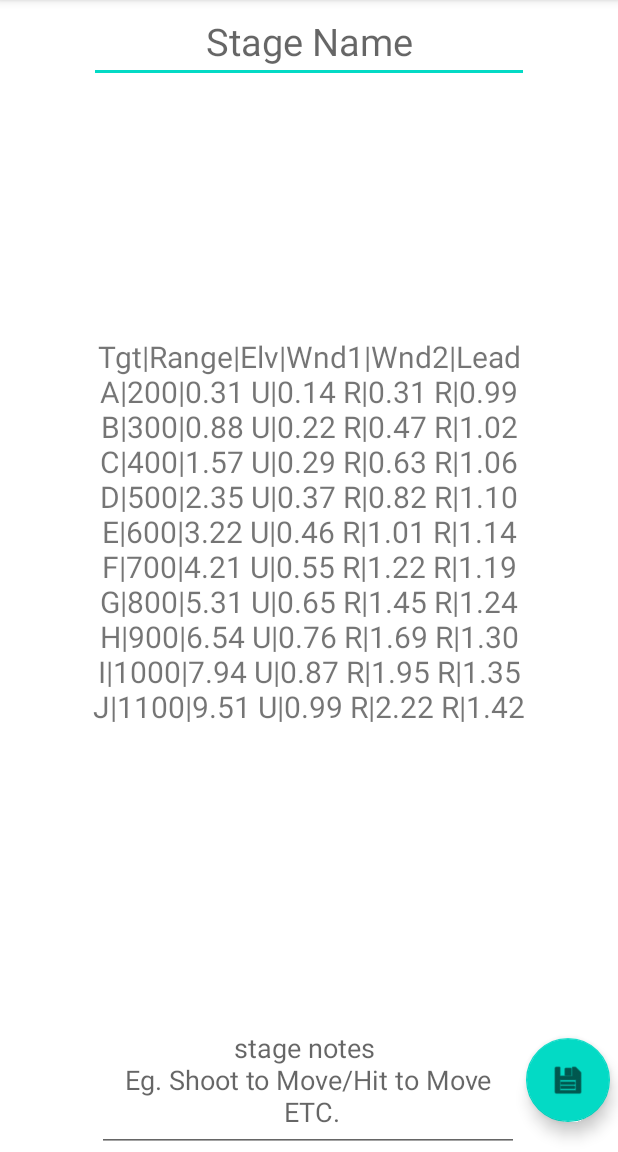
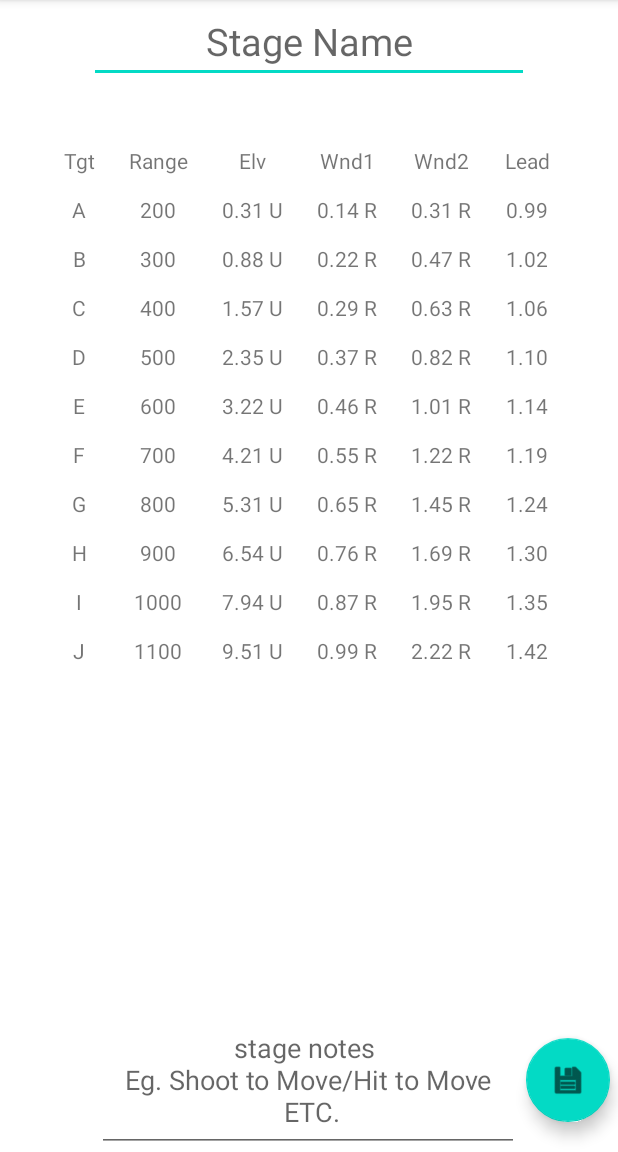
Before and after one commit to Jgriffiths92/Open_E-Reloading-Assistant, an Android app: the fragment HomeFragment shown on its own in the app's theme, on a phone screen of 412 x 824 dp, the part 84-1236 px from its top. Run offline under Robolectric (Android 15) with nearby library versions, the phone set to English and light mode, and no system bars.

Commit message:
some data beautification

```diff
--- a/app/src/main/java/com/example/opene_dope/ui/home/HomeFragment.kt
+++ b/app/src/main/java/com/example/opene_dope/ui/home/HomeFragment.kt
@@ -1,8 +1,11 @@
 package com.example.opene_dope.ui.home
 
 import android.app.AlertDialog
+import android.content.ContentValues.TAG
 import android.content.DialogInterface
 import android.os.Bundle
+import android.util.Log
+import android.view.Gravity
 import android.view.LayoutInflater
 import android.view.View
 import android.view.View.GONE
@@ -10,11 +13,14 @@ import android.view.ViewGroup
 import android.widget.EditText
 import android.widget.LinearLayout
 import android.widget.Spinner
+import android.widget.TableLayout
+import android.widget.TableRow
 import android.widget.TextView
 import androidx.fragment.app.Fragment
 import androidx.lifecycle.ViewModelProvider
 import com.example.opene_dope.R
 import com.example.opene_dope.databinding.FragmentHomeBinding
+import java.io.BufferedReader
 
 class HomeFragment : Fragment() {
 
@@ -35,9 +41,55 @@ class HomeFragment : Fragment() {
         _binding = FragmentHomeBinding.inflate(inflater, container, false)
         val root: View = binding.root
 
-        val textView: TextView = binding.textHome
+        val tableLayout: TableLayout = binding.textHome
         homeViewModel.text.observe(viewLifecycleOwner) {
-            textView.text = it
+           // textView.TableLayout = it
+
+            val data: List<List<String>> = try {
+                val inputStream = resources.openRawResource(R.raw.rc)
+                val reader = BufferedReader(inputStream.reader())
+                val lines = reader.readLines()
+                val csvData = mutableListOf<List<String>>()
+
+                // Skip the first 5 lines
+                val dataLines = lines.drop(5)
+                for (line in dataLines) {
+                    val row = line.split(",").map { it.trim() }.take(6)
+                    csvData.add(row)
+                }
+
+                reader.close()
+                csvData
+            } catch (e: Exception) {
+                Log.e(TAG, "Error reading CSV file: ${e.message}")
+                // Return an empty list or a default data set in case of an error
+                listOf(
+                    listOf("Error", "Error", "Error"),
+                    listOf("Error", "Error", "Error"),
+                    listOf("Error", "Error", "Error")
+                )
+            }
+
+            tableLayout.removeAllViews()
+
+            for (row in data) {
+                val tableRow = TableRow(requireContext())
+                for (cell in row) {
+                    val textView = TextView(requireContext())
+                    textView.text = cell
+                    textView.gravity = Gravity.CENTER
+                    TableRow.LayoutParams(
+                        TableRow.LayoutParams.WRAP_CONTENT,
+                        TableRow.LayoutParams.WRAP_CONTENT,
+                        1.0f
+                    )
+                    textView.setPadding(10, 10, 10, 10)
+                    textView.setBackgroundResource(R.drawable.cell_border)
+                    tableRow.addView(textView)
+                }
+                tableLayout.addView(tableRow)
+            }
+
         }
         binding.fab.setOnClickListener {
             val layout = LinearLayout(requireContext())
@@ -54,7 +106,7 @@ class HomeFragment : Fragment() {
             editText.visibility = GONE
 
             val spinnerAdapter = android.widget.ArrayAdapter(requireContext(), android.R.layout.simple_spinner_item, spinnerItems)
-            spinnerAdapter.setDropDownViewResource(android.R.layout.simple_spinner_dropdown_item)
+            spinnerAdapter.setDropDownViewResource(android.R.layout.simple_spinner_dropdown_item) // Corrected typo
             spinner.adapter = spinnerAdapter
             spinner.onItemSelectedListener = object : android.widget.AdapterView.OnItemSelectedListener {
                 override fun onItemSelected(parent: android.widget.AdapterView<*>?, view: View?, position: Int, id: Long) {
--- a/app/src/main/java/com/example/opene_dope/ui/home/HomeViewModel.kt
+++ b/app/src/main/java/com/example/opene_dope/ui/home/HomeViewModel.kt
@@ -7,18 +7,32 @@ import android.util.Log
 import androidx.lifecycle.AndroidViewModel
 import androidx.lifecycle.LiveData
 import androidx.lifecycle.MutableLiveData
+import androidx.lifecycle.viewModelScope
+import kotlinx.coroutines.launch
 import java.io.BufferedReader
 import java.io.InputStreamReader
 
+data class TableRow(val target: String, val range: String, val elevation: String, val wind1: String, val wind2: String, val lead: String)
+data class TableData(val rows: List<TableRow>)
 class HomeViewModel(application: Application) : AndroidViewModel(application) {
 
     private val _text = MutableLiveData<String>().apply {
-        value = loadCsvData(application.applicationContext)
+        value = loadCsvData(application.applicationContext).toString()
     }
 
     private val _intent = MutableLiveData<Intent?>().apply {
         value = null
     }
+    private val _tableData = MutableLiveData<TableData>().apply {
+        viewModelScope.launch {
+            value = loadCsvData(application.applicationContext)
+        }
+
+    }
+
+    val tableData: LiveData<TableData> = _tableData
+
+
     val intent: LiveData<Intent?> = _intent
 
     fun onIntent(intent: Intent) {
@@ -45,15 +59,15 @@ class HomeViewModel(application: Application) : AndroidViewModel(application) {
      * line by line, appending each line to a StringBuilder. Finally, it returns the entire
      * content of the file as a single String.
      *
-     * @param context The application context, needed to access the resources.
+     * @param this@loadCsvData The application context, needed to access the resources.
      * @return A String containing the content of the CSV file (excluding the first five lines),
      *         or an error message if there was a problem reading the file.
      * @throws Exception if an error occurs while reading the file. Errors are logged to the console.
-     */
-    private fun loadCsvData(context: Context): String {
+     */ // Modified to populate TableData
+    private fun Context.loadCsvData(): String {
         val stringBuilder = StringBuilder()
         try {
-            val inputStream = context.resources.openRawResource(com.example.opene_dope.R.raw.rc)
+            val inputStream = resources.openRawResource(com.example.opene_dope.R.raw.rc)
             val reader = BufferedReader(InputStreamReader(inputStream))
 
             // Skip the first five lines using a loop
@@ -86,4 +100,43 @@ class HomeViewModel(application: Application) : AndroidViewModel(application) {
         }
         return stringBuilder.toString()
     }
+
+    // Helper function to populate TableData
+    private fun loadCsvData(context: Context): TableData {
+        val tableRows = mutableListOf<TableRow>()
+        try {
+            val inputStream = context.resources.openRawResource(com.example.opene_dope.R.raw.rc)
+            val reader = BufferedReader(InputStreamReader(inputStream))
+
+            // Skip the first five lines
+            repeat(5) {
+                reader.readLine()
+            }
+
+            var line: String? = reader.readLine()
+            while (line != null) {
+                val values = line.split(",")
+                if (values.size >= 14) {
+                    val row = TableRow(
+                        values[0], // Target ID Value
+                        values[1], // Range Value
+                        values[2], // Elevation Value
+                        values[3], // Wind 1 Value
+                        values[4], // Wind 2 Value
+                        values[5]  // Lead Value
+                    )
+                    tableRows.add(row)
+                }
+                line = reader.readLine()
+            }
+            reader.close()
+        } catch (e: Exception) {
+            Log.e("HomeViewModel", "Error reading CSV", e)
+            // Handle the error by adding an error row
+            val errorRow = TableRow("Error", "Error", "Error", "Error", "Error", "Error")
+            tableRows.add(errorRow)
+
+        }
+        return TableData(tableRows)
+    }
 }
--- /dev/null
+++ b/app/src/main/res/drawable/border_table.xml
@@ -0,0 +1,4 @@
+<?xml version="1.0" encoding="utf-8"?>
+<selector xmlns:android="http://schemas.android.com/apk/res/android">
+
+</selector>
--- /dev/null
+++ b/app/src/main/res/drawable/cell_border.xml
@@ -0,0 +1,4 @@
+<?xml version="1.0" encoding="utf-8"?>
+<selector xmlns:android="http://schemas.android.com/apk/res/android">
+
+</selector>
--- a/app/src/main/res/layout/fragment_home.xml
+++ b/app/src/main/res/layout/fragment_home.xml
@@ -8,17 +8,18 @@
     android:layout_height="match_parent"
     tools:context=".ui.home.HomeFragment">
 
-    <TextView
+    <TableLayout
         android:id="@+id/text_home"
-        android:layout_width="352dp"
-        android:layout_height="557dp"
-        android:textAlignment="center"
-        android:textSize="20sp"
-        android:gravity="center"
-        app:layout_constraintBottom_toTopOf="@+id/editTextText3"
+        android:layout_width="350dp"
+        android:layout_height="550dp"
+        android:stretchColumns="*"
+        android:background="@drawable/border_table"
+        app:layout_constraintBottom_toTopOf="@id/editTextText3"
         app:layout_constraintEnd_toEndOf="parent"
         app:layout_constraintStart_toStartOf="parent"
-        app:layout_constraintTop_toBottomOf="@+id/editTextText" />
+        app:layout_constraintTop_toBottomOf="@+id/editTextText">
+
+    </TableLayout>
 
     <EditText
         android:id="@+id/editTextText"
```
